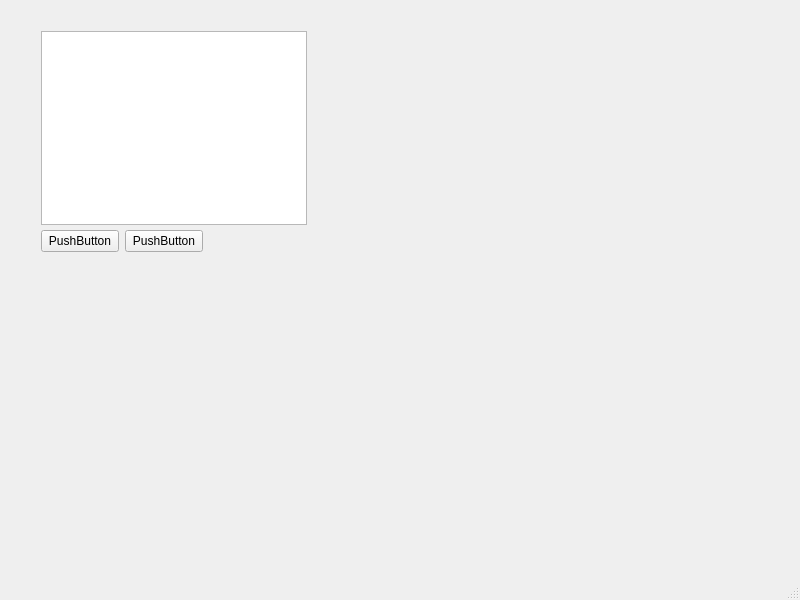
First picture: the form in Worksheet6/untitled/mainwindow.ui, repository Jamescoding-cav/2025_20723145, before the edit.
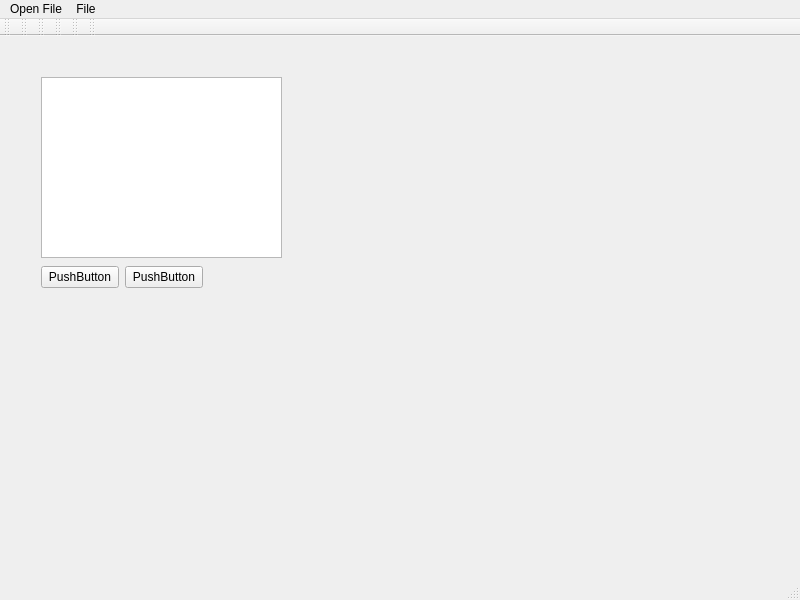
Second picture: the form after the edit.

Commit message: Worksheet6: Exercise 6 add menu/toolbar Open File action

What changed in the file:
```diff
--- a/Worksheet6/untitled/mainwindow.ui
+++ b/Worksheet6/untitled/mainwindow.ui
@@ -14,7 +14,7 @@
    <string>MainWindow</string>
   </property>
   <widget class="QWidget" name="centralwidget">
-   <widget class="QWidget" name="">
+   <widget class="QWidget" name="layoutWidget">
     <property name="geometry">
      <rect>
       <x>41</x>
@@ -25,14 +25,22 @@
     </property>
     <layout class="QHBoxLayout" name="horizontalLayout">
      <item>
-      <widget class="QTreeView" name="treeView"/>
-     </item>
-     <item>
-      <widget class="QWidget" name="widget" native="true"/>
+      <widget class="QWidget" name="widget" native="true">
+       <widget class="QTreeView" name="treeView">
+        <property name="geometry">
+         <rect>
+          <x>0</x>
+          <y>10</y>
+          <width>241</width>
+          <height>181</height>
+         </rect>
+        </property>
+       </widget>
+      </widget>
      </item>
     </layout>
    </widget>
-   <widget class="QWidget" name="">
+   <widget class="QWidget" name="layoutWidget">
     <property name="geometry">
      <rect>
       <x>41</x>
@@ -81,8 +89,95 @@
      <height>18</height>
     </rect>
    </property>
+   <widget class="QMenu" name="menuOpen_File">
+    <property name="title">
+     <string>Open File</string>
+    </property>
+   </widget>
+   <widget class="QMenu" name="menuFile">
+    <property name="title">
+     <string>File</string>
+    </property>
+    <addaction name="actionOpenFile"/>
+   </widget>
+   <addaction name="menuOpen_File"/>
+   <addaction name="menuFile"/>
   </widget>
   <widget class="QStatusBar" name="statusbar"/>
+  <widget class="QToolBar" name="toolBar">
+   <property name="windowTitle">
+    <string>toolBar</string>
+   </property>
+   <attribute name="toolBarArea">
+    <enum>TopToolBarArea</enum>
+   </attribute>
+   <attribute name="toolBarBreak">
+    <bool>false</bool>
+   </attribute>
+  </widget>
+  <widget class="QToolBar" name="toolBar_2">
+   <property name="windowTitle">
+    <string>toolBar_2</string>
+   </property>
+   <attribute name="toolBarArea">
+    <enum>TopToolBarArea</enum>
+   </attribute>
+   <attribute name="toolBarBreak">
+    <bool>false</bool>
+   </attribute>
+  </widget>
+  <widget class="QToolBar" name="toolBar_3">
+   <property name="windowTitle">
+    <string>toolBar_3</string>
+   </property>
+   <attribute name="toolBarArea">
+    <enum>TopToolBarArea</enum>
+   </attribute>
+   <attribute name="toolBarBreak">
+    <bool>false</bool>
+   </attribute>
+  </widget>
+  <widget class="QToolBar" name="toolBar_4">
+   <property name="windowTitle">
+    <string>toolBar_4</string>
+   </property>
+   <attribute name="toolBarArea">
+    <enum>TopToolBarArea</enum>
+   </attribute>
+   <attribute name="toolBarBreak">
+    <bool>false</bool>
+   </attribute>
+  </widget>
+  <widget class="QToolBar" name="toolBar_5">
+   <property name="windowTitle">
+    <string>toolBar_5</string>
+   </property>
+   <attribute name="toolBarArea">
+    <enum>TopToolBarArea</enum>
+   </attribute>
+   <attribute name="toolBarBreak">
+    <bool>false</bool>
+   </attribute>
+  </widget>
+  <widget class="QToolBar" name="toolBar_6">
+   <property name="windowTitle">
+    <string>toolBar_6</string>
+   </property>
+   <attribute name="toolBarArea">
+    <enum>TopToolBarArea</enum>
+   </attribute>
+   <attribute name="toolBarBreak">
+    <bool>false</bool>
+   </attribute>
+  </widget>
+  <action name="actionOpenFile">
+   <property name="text">
+    <string>Open File</string>
+   </property>
+   <property name="menuRole">
+    <enum>QAction::MenuRole::NoRole</enum>
+   </property>
+  </action>
  </widget>
  <resources/>
  <connections/>
```
The commit also changes 2 other files.
